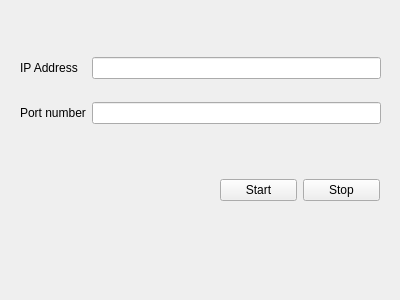
Before: the Qt Designer form chatserver.ui in danhmanh/c-project-hus, drawn with Qt 5.
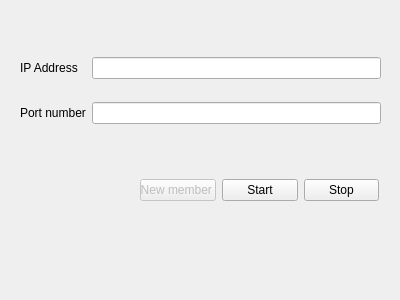
After: the same form once the commit is applied.

```diff
--- a/chatserver.ui
+++ b/chatserver.ui
@@ -48,13 +48,23 @@
   <widget class="QWidget" name="horizontalLayoutWidget">
    <property name="geometry">
     <rect>
-     <x>220</x>
+     <x>140</x>
      <y>150</y>
-     <width>160</width>
+     <width>239</width>
      <height>80</height>
     </rect>
    </property>
    <layout class="QHBoxLayout" name="horizontalLayout">
+    <item>
+     <widget class="QPushButton" name="btnNewMember">
+      <property name="enabled">
+       <bool>false</bool>
+      </property>
+      <property name="text">
+       <string>New member </string>
+      </property>
+     </widget>
+    </item>
     <item>
      <widget class="QPushButton" name="btnStart">
       <property name="text">
```
